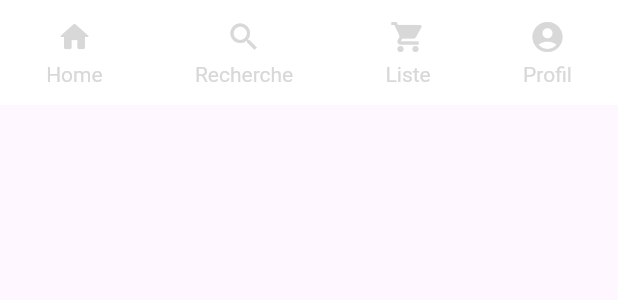
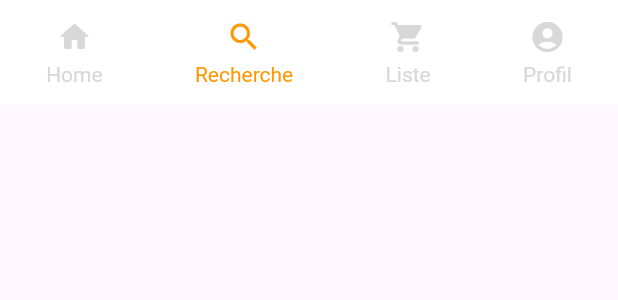
Before and after one commit to BenjiLeLoustik/PetitChef, a Flutter app: the Footer widget shown alone on an empty page, opened directly, after a tap on "Recherche", on a phone screen of 412 x 824 dp. Shown: the top 300 px of the screen. Run offline on Flutter 3.47's test engine with Material 3 defaults, Android fonts, the phone set to English and light mode, and no system bars.

Commit message:
Add active state buttons

```diff
--- a/lib/widgets/partials/footer.dart
+++ b/lib/widgets/partials/footer.dart
@@ -1,20 +1,54 @@
 import 'package:flutter/material.dart';
 
-class Footer extends StatelessWidget {
+class Footer extends StatefulWidget {
   const Footer({super.key});
 
   @override
+  State<Footer> createState() => _FooterState();
+}
+
+class _FooterState extends State<Footer> {
+  String activeLabel = 'Home';
+
+  void setActive(String label) {
+    setState((){
+      activeLabel = label;
+    });
+  }
+
+  @override
   Widget build(BuildContext context) {
+
     return Container(
       color: Color(0xFFFFFFFF),
       height: 70,
       child: Row(
         mainAxisAlignment: MainAxisAlignment.spaceAround,
         children: [
-          FooterButton(label: 'Home', icon: Icons.home_rounded),
-          FooterButton(label: 'Recherche', icon: Icons.search),
-          FooterButton(label: 'Liste', icon: Icons.shopping_cart),
-          FooterButton(label: 'Profil', icon: Icons.account_circle),
+          FooterButton(
+            label: 'Home',
+            icon: Icons.home_rounded,
+            isActive: activeLabel == 'Home',
+            onTap: () => setActive('Home'),
+          ),
+          FooterButton(
+            label: 'Recherche',
+            icon: Icons.search,
+            isActive: activeLabel == 'Search',
+            onTap: () => setActive('Search'),
+          ),
+          FooterButton(
+            label: 'Liste',
+            icon: Icons.shopping_cart,
+            isActive: activeLabel == 'List',
+            onTap: () => setActive('List'),
+          ),
+          FooterButton(
+            label: 'Profil',
+            icon: Icons.account_circle,
+            isActive: activeLabel == 'Profile',
+            onTap: () => setActive('Profile'),
+          ),
         ],
       ),
     );
@@ -24,11 +58,15 @@ class Footer extends StatelessWidget {
 class FooterButton extends StatefulWidget {
   final IconData icon;
   final String label;
+  final bool isActive;
+  final VoidCallback onTap;
 
   const FooterButton({
     super.key,
     required this.label,
-    required this.icon
+    required this.icon,
+    required this.isActive,
+    required this.onTap,
   });
 
   @override
@@ -42,18 +80,30 @@ class _FooterButtonState extends State<FooterButton> {
   Widget build(BuildContext context) {
     const duration = Duration(milliseconds: 200);
 
+    final Color iconColor = widget.isActive
+        ? Colors.orange
+        : isHovered
+        ? const Color(0xFF2E2E2E)
+        : const Color(0xFFD8D8D8);
+
+    final Color textColor = widget.isActive
+        ? Colors.orange
+        : isHovered
+        ? Colors.orange
+        : const Color(0xFFD8D8D8);
+
     return MouseRegion(
       onEnter: (_) => setState(() => isHovered = true),
       onExit: (_) => setState(() => isHovered = false),
       child: InkWell(
-        onTap: (){},
+        onTap: widget.onTap,
         child: Column(
           mainAxisAlignment: MainAxisAlignment.center,
           children: [
             TweenAnimationBuilder(
               tween: ColorTween(
-                begin: Color(0xFFD8D8D8),
-                end: isHovered ? Colors.orange : Color(0xFFD8D8D8),
+                begin: iconColor,
+                end: iconColor,
               ),
               duration: duration,
               builder: (context, color, child) {
@@ -64,16 +114,14 @@ class _FooterButtonState extends State<FooterButton> {
             AnimatedDefaultTextStyle(
               duration: duration,
               style: TextStyle(
-                  color: isHovered ? Color(0xFF2E2E2E) : Color(0xFFD8D8D8),
-                  fontSize: 14
+                color: textColor,
+                fontSize: 14,
               ),
-              child: Text(
-                widget.label
-              )
+              child: Text(widget.label),
             ),
           ],
-        )
-      )
+        ),
+      ),
     );
   }
 }
```
